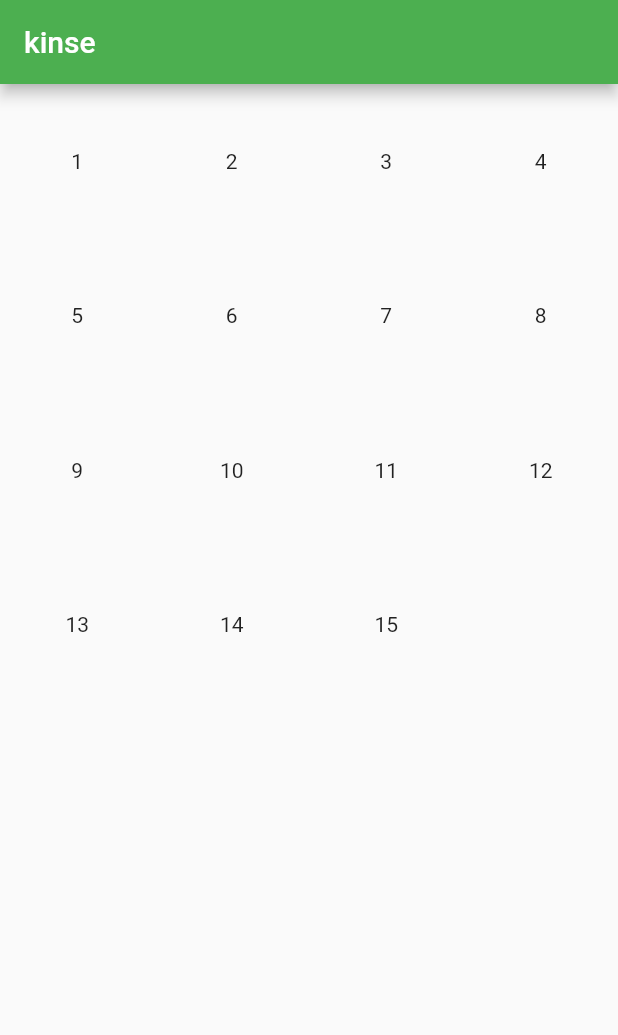
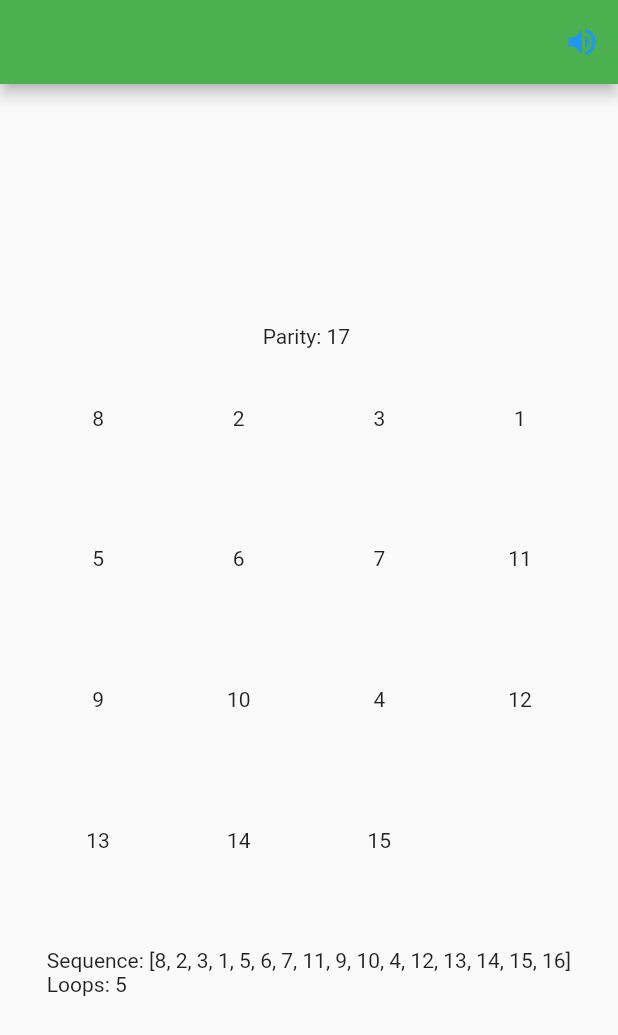
Before and after one commit to zopagaduanjr/kinse, a Flutter app: the screen it shows after launch, on a phone screen of 412 x 824 dp. Shown: the top 1035 px of the screen. Run offline on Flutter 3.47's test engine with Material 2 defaults, Android fonts, the light colour scheme and no system bars.

Commit message:
added puzzle stats

```diff
--- a/lib/screen/puzzle_screen.dart
+++ b/lib/screen/puzzle_screen.dart
@@ -1,3 +1,4 @@
+import 'dart:async';
 import 'dart:math';
 
 import 'package:flutter/foundation.dart';
@@ -13,28 +14,49 @@ class PuzzleScreen extends StatefulWidget {
 }
 
 class _PuzzleScreenState extends State<PuzzleScreen> {
+  late List<GlobalKey> keyList;
+  late List<RenderBox> boxList;
   List<int> tiles = [1, 2, 3, 4, 5, 6, 7, 8, 9, 10, 11, 12, 13, 14, 15, 16];
-  List<GlobalKey> keyList = [];
-  List<RenderBox> boxList = [];
+  List<int> sequence = [];
+  bool newPuzzle = true;
+  int moves = 0, parity = 0, rawMS = 0, loops = 0;
+  String elapsedTime = "";
+  final Stopwatch _stopwatch = Stopwatch();
 
   createRenderBox() {
     setState(() {
+      List<RenderBox> generatedBoxList = [];
       for (var element in keyList) {
-        boxList.add(element.currentContext!.findRenderObject() as RenderBox);
+        generatedBoxList
+            .add(element.currentContext!.findRenderObject() as RenderBox);
       }
+      boxList = generatedBoxList;
     });
   }
 
   moveTile(int index) {
-    if (index >= 0 && index < 16) {
+    if (index >= 0 && index < 16) {}
     int whiteIndex = tiles.indexOf(16);
     if (index - 1 == whiteIndex && index % 4 != 0 ||
         index + 1 == whiteIndex && (index + 1) % 4 != 0 ||
         index - 4 == whiteIndex ||
         index + 4 == whiteIndex) {
+      if (!_stopwatch.isRunning && newPuzzle) {
+        _stopwatch.start();
+      }
       setState(() {
         tiles[whiteIndex] = tiles[index];
         tiles[index] = 16;
+        moves++;
+      });
+      if (newPuzzle &&
+          listEquals(
+              tiles, [1, 2, 3, 4, 5, 6, 7, 8, 9, 10, 11, 12, 13, 14, 15, 16])) {
+        _stopwatch.stop();
+        setState(() {
+          newPuzzle = false;
+          elapsedTime =
+              "Elapsed Time: ${_stopwatch.elapsed.toString()} | Moves: $moves";
         });
       }
     }
@@ -71,13 +93,15 @@ class _PuzzleScreenState extends State<PuzzleScreen> {
   shuffle() {
     setState(() {
       tiles.shuffle();
-      int loop = 1;
+      loops++;
       Set solveable = isSolveable(tiles);
-      while (!solveable.first) {
+      while (!solveable.first || solveable.last > 30) {
         tiles.shuffle();
         solveable = isSolveable(tiles);
-        loop++;
+        loops++;
       }
+      parity = solveable.last;
+      sequence = List.from(tiles);
     });
   }
 
@@ -95,10 +119,23 @@ class _PuzzleScreenState extends State<PuzzleScreen> {
     }
   }
 
+  String millisecondsFormatter(int totalMilliseconds) {
+    int minutes = (totalMilliseconds / 100) ~/ 60;
+    int seconds = ((totalMilliseconds / 100) % 60).toInt();
+    int milliseconds = totalMilliseconds % 100;
+    return "$minutes:$seconds.$milliseconds";
+  }
+
+  timerApproach1() {
+    Timer.periodic(const Duration(milliseconds: 1), (timer) {
+      setState(() => rawMS++);
+    });
+  }
+
   @override
   void initState() {
     super.initState();
-    // shuffle();
+    shuffle();
     if (!kIsWeb) {
       setState(() {
         keyList = List.generate(16, (index) => GlobalKey());
@@ -114,11 +151,17 @@ class _PuzzleScreenState extends State<PuzzleScreen> {
   @override
   Widget build(BuildContext context) {
     return Scaffold(
-      appBar: (kIsWeb
-          ? null
-          : AppBar(
-              title: const Text('kinse'),
-            )),
+      appBar: AppBar(
+        actions: [
+          IconButton(
+            onPressed: () {},
+            icon: const Icon(
+              Icons.volume_up,
+              color: Colors.blue,
+            ),
+          )
+        ],
+      ),
       body: RawKeyboardListener(
         focusNode: FocusNode(),
         autofocus: true,
@@ -135,14 +178,21 @@ class _PuzzleScreenState extends State<PuzzleScreen> {
         },
         child: Center(
           child: Column(
+            mainAxisAlignment: MainAxisAlignment.center,
             children: [
-              SizedBox(
-                width: 450,
-                height: 450,
+              const SizedBox(height: 25),
+              Text("Parity: $parity $elapsedTime"),
+              Flexible(
+                child: Container(
+                  constraints: const BoxConstraints(
+                    maxWidth: 375,
+                    minHeight: 200,
+                  ),
                   child: GridView.count(
+                    crossAxisCount: 4,
                     shrinkWrap: true,
                     physics: const NeverScrollableScrollPhysics(),
-                  crossAxisCount: 4,
+                    scrollDirection: Axis.vertical,
                     children: List.generate(tiles.length, (index) {
                       return kIsWeb
                           ? _buildWebTile(index)
@@ -150,6 +200,10 @@ class _PuzzleScreenState extends State<PuzzleScreen> {
                     }),
                   ),
                 ),
+              ),
+              const SizedBox(height: 25),
+              Text("Sequence: ${sequence.toString()}\nLoops: $loops"),
+              const SizedBox(height: 25),
             ],
           ),
         ),
```
Lines whose indentation alone changed are shown as unchanged.
